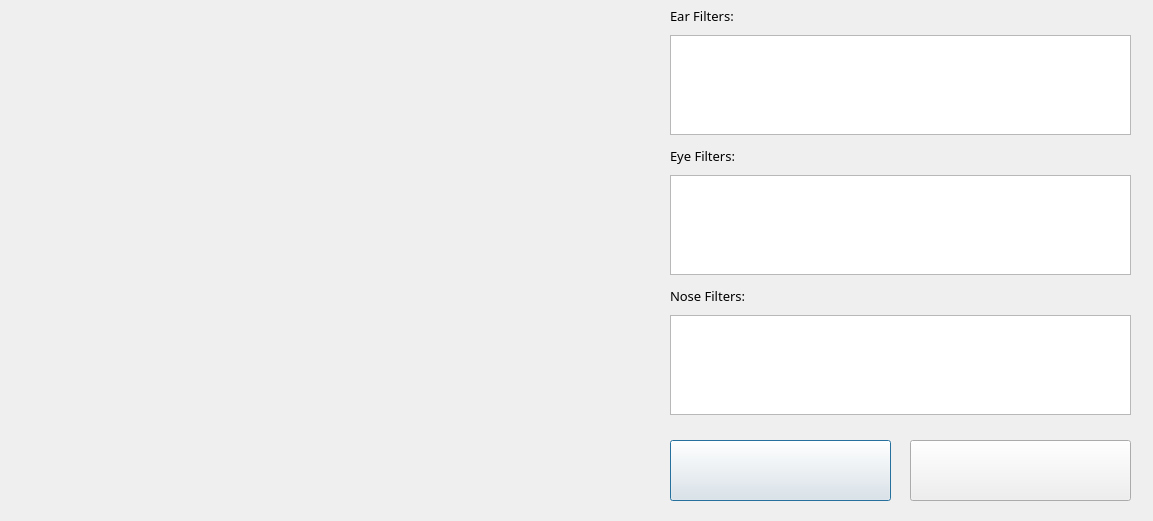
Above: final.ui from thwfhk/CV-facial-filters before the change. Below: the same form after it.
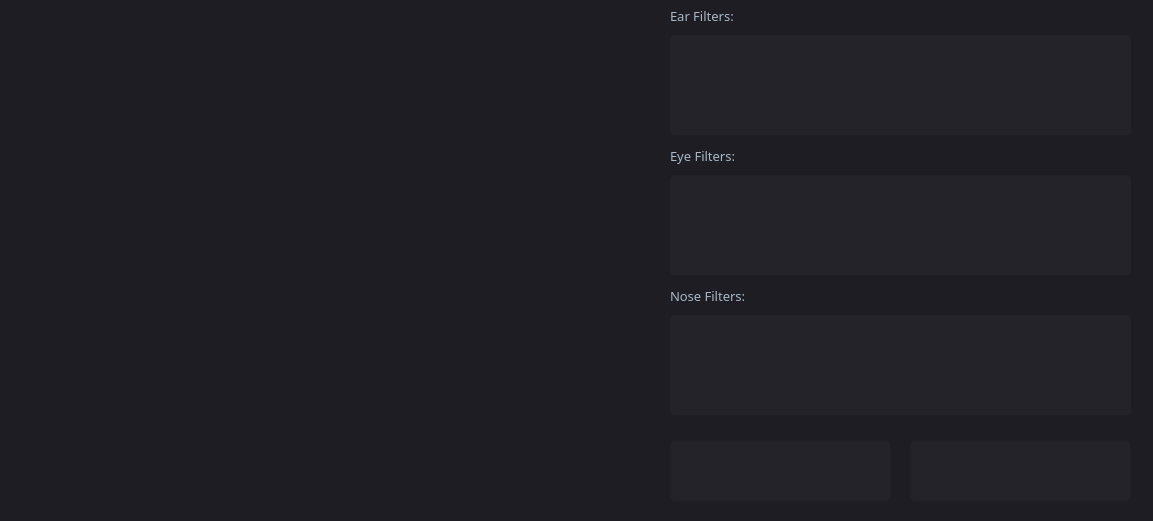
That is the form after the change. Icons and pictures are not drawn.

Diff of the .ui file:
```diff
--- a/final.ui
+++ b/final.ui
@@ -22,6 +22,413 @@
   <property name="windowTitle">
    <string>Pyxie</string>
   </property>
+  <property name="styleSheet">
+   <string notr="true">QMainWindow {
+	background-color:#1e1d23;
+}
+QWidget{
+	outline: none;
+}
+QListWidget {
+	background-color:#24232a;
+	border-color: #47596b;
+	border-radius: 5px;
+}
+QDialog {
+	background-color:#1e1d23;
+}
+QColorDialog {
+	background-color:#1e1d23;
+}
+QTextEdit {
+	background-color:#1e1d23;
+	color: #a9b7c6;
+}
+QPlainTextEdit {
+	selection-background-color:#007b50;
+	background-color:#1e1d23;
+	border-style: solid;
+	border-top-color: transparent;
+	border-right-color: transparent;
+	border-left-color: transparent;
+	border-bottom-color: transparent;
+	border-width: 1px;
+	color: #a9b7c6;
+}
+QPushButton{
+	border-radius: 5px;
+	border-style: solid;
+	border-top-color: transparent;
+	border-right-color: transparent;
+	border-left-color: transparent;
+	border-bottom-color: transparent;
+	border-width: 1px;
+	border-style: solid;
+	color: #1e1d23;
+	padding: 2px;
+	background-color: #24232a;
+}
+QPushButton::default{
+	border-style: inset;
+	border-top-color: transparent;
+	border-right-color: transparent;
+	border-left-color: transparent;
+	border-bottom-color: #04b97f;
+	border-width: 1px;
+	color: #a9b7c6;
+	padding: 2px;
+	background-color: #1e1d23;
+}
+QToolButton {
+	border-style: solid;
+	border-top-color: transparent;
+	border-right-color: transparent;
+	border-left-color: transparent;
+	border-bottom-color: #04b97f;
+	border-bottom-width: 1px;
+	border-style: solid;
+	color: #a9b7c6;
+	padding: 2px;
+	background-color: #1e1d23;
+}
+QToolButton:hover{
+	border-style: solid;
+	border-top-color: transparent;
+	border-right-color: transparent;
+	border-left-color: transparent;
+	border-bottom-color: #37efba;
+	border-bottom-width: 2px;
+	border-style: solid;
+	color: #FFFFFF;
+	padding-bottom: 1px;
+	background-color: #1e1d23;
+}
+QPushButton:hover{
+	border-style: solid;
+	border-top-color: transparent;
+	border-right-color: transparent;
+	border-left-color: transparent;
+	border-bottom-color: #37efba;
+	border-bottom-width: 1px;
+	border-style: solid;
+	color: #FFFFFF;
+	padding-bottom: 2px;
+	background-color: #3c3a46;
+}
+QPushButton:pressed{
+	border-style: solid;
+	border-top-color: transparent;
+	border-right-color: transparent;
+	border-left-color: transparent;
+	border-bottom-color: #37efba;
+	border-bottom-width: 2px;
+	border-style: solid;
+	color: #37efba;
+	padding-bottom: 1px;
+	background-color: #302e38;
+}
+QListWidget::item:hover
+{
+	border-width: 1px;
+	border-radius: 2px;
+	background-color: #3c3a46;
+}
+QListWidget::item:selected
+{
+	border-width: 1px;
+	border-radius: 2px;
+	background-color: #37efba;
+}
+QPushButton:disabled{
+	border-style: solid;
+	border-top-color: transparent;
+	border-right-color: transparent;
+	border-left-color: transparent;
+	border-bottom-color: #808086;
+	border-bottom-width: 2px;
+	border-style: solid;
+	color: #808086;
+	padding-bottom: 1px;
+	background-color: #1e1d23;
+}
+QLineEdit {
+	border-width: 1px; border-radius: 4px;
+	border-color: rgb(58, 58, 58);
+	border-style: inset;
+	padding: 0 8px;
+	color: #a9b7c6;
+	background:#1e1d23;
+	selection-background-color:#007b50;
+	selection-color: #FFFFFF;
+}
+QLabel {
+	background-color:transparent;
+	color: #a9b7c6;
+}
+QLCDNumber {
+	color: #37e6b4;
+}
+QProgressBar {
+	text-align: center;
+	color: rgb(240, 240, 240);
+	border-width: 1px; 
+	border-radius: 10px;
+	border-color: rgb(58, 58, 58);
+	border-style: inset;
+	background-color:#1e1d23;
+}
+QProgressBar::chunk {
+	background-color: #04b97f;
+	border-radius: 5px;
+}
+QMenuBar {
+	background-color: #1e1d23;
+}
+QMenuBar::item {
+	color: #a9b7c6;
+  	spacing: 3px;
+  	padding: 1px 4px;
+  	background: #1e1d23;
+}
+
+QMenuBar::item:selected {
+  	background:#1e1d23;
+	color: #FFFFFF;
+}
+QMenu::item:selected {
+	border-style: solid;
+	border-top-color: transparent;
+	border-right-color: transparent;
+	border-left-color: #04b97f;
+	border-bottom-color: transparent;
+	border-left-width: 2px;
+	color: #FFFFFF;
+	padding-left:15px;
+	padding-top:4px;
+	padding-bottom:4px;
+	padding-right:7px;
+	background-color: #1e1d23;
+}
+QMenu::item {
+	border-style: solid;
+	border-top-color: transparent;
+	border-right-color: transparent;
+	border-left-color: transparent;
+	border-bottom-color: transparent;
+	border-bottom-width: 1px;
+	border-style: solid;
+	color: #a9b7c6;
+	padding-left:17px;
+	padding-top:4px;
+	padding-bottom:4px;
+	padding-right:7px;
+	background-color: #1e1d23;
+}
+QMenu{
+	background-color:#1e1d23;
+}
+QTabWidget {
+	color:rgb(0,0,0);
+	background-color:#1e1d23;
+}
+QTabWidget::pane {
+		border-color: rgb(77,77,77);
+		background-color:#1e1d23;
+		border-style: solid;
+		border-width: 1px;
+    	border-radius: 6px;
+}
+QTabBar::tab {
+	border-style: solid;
+	border-top-color: transparent;
+	border-right-color: transparent;
+	border-left-color: transparent;
+	border-bottom-color: transparent;
+	border-bottom-width: 1px;
+	border-style: solid;
+	color: #808086;
+	padding: 3px;
+	margin-left:3px;
+	background-color: #1e1d23;
+}
+QTabBar::tab:selected, QTabBar::tab:last:selected, QTabBar::tab:hover {
+  	border-style: solid;
+	border-top-color: transparent;
+	border-right-color: transparent;
+	border-left-color: transparent;
+	border-bottom-color: #04b97f;
+	border-bottom-width: 2px;
+	border-style: solid;
+	color: #FFFFFF;
+	padding-left: 3px;
+	padding-bottom: 2px;
+	margin-left:3px;
+	background-color: #1e1d23;
+}
+
+QCheckBox {
+	color: #a9b7c6;
+	padding: 2px;
+}
+QCheckBox:disabled {
+	color: #808086;
+	padding: 2px;
+}
+
+QCheckBox:hover {
+	border-radius:4px;
+	border-style:solid;
+	padding-left: 1px;
+	padding-right: 1px;
+	padding-bottom: 1px;
+	padding-top: 1px;
+	border-width:1px;
+	border-color: rgb(87, 97, 106);
+	background-color:#1e1d23;
+}
+QCheckBox::indicator:checked {
+
+	height: 10px;
+	width: 10px;
+	border-style:solid;
+	border-width: 1px;
+	border-color: #04b97f;
+	color: #a9b7c6;
+	background-color: #04b97f;
+}
+QCheckBox::indicator:unchecked {
+
+	height: 10px;
+	width: 10px;
+	border-style:solid;
+	border-width: 1px;
+	border-color: #04b97f;
+	color: #a9b7c6;
+	background-color: transparent;
+}
+QRadioButton {
+	color: #a9b7c6;
+	background-color: #1e1d23;
+	padding: 1px;
+}
+QRadioButton::indicator:checked {
+	height: 10px;
+	width: 10px;
+	border-style:solid;
+	border-radius:5px;
+	border-width: 1px;
+	border-color: #04b97f;
+	color: #a9b7c6;
+	background-color: #04b97f;
+}
+QRadioButton::indicator:!checked {
+	height: 10px;
+	width: 10px;
+	border-style:solid;
+	border-radius:5px;
+	border-width: 1px;
+	border-color: #04b97f;
+	color: #a9b7c6;
+	background-color: transparent;
+}
+QStatusBar {
+	color:#027f7f;
+}
+QSpinBox {
+	color: #a9b7c6;	
+	background-color: #1e1d23;
+}
+QDoubleSpinBox {
+	color: #a9b7c6;	
+	background-color: #1e1d23;
+}
+QTimeEdit {
+	color: #a9b7c6;	
+	background-color: #1e1d23;
+}
+QDateTimeEdit {
+	color: #a9b7c6;	
+	background-color: #1e1d23;
+}
+QDateEdit {
+	color: #a9b7c6;	
+	background-color: #1e1d23;
+}
+QComboBox {
+	color: #a9b7c6;	
+	background: #1e1d23;
+}
+QComboBox:editable {
+	background: #1e1d23;
+	color: #a9b7c6;
+	selection-background-color: #1e1d23;
+}
+QComboBox QAbstractItemView {
+	color: #a9b7c6;	
+	background: #1e1d23;
+	selection-color: #FFFFFF;
+	selection-background-color: #1e1d23;
+}
+QComboBox:!editable:on, QComboBox::drop-down:editable:on {
+	color: #a9b7c6;	
+	background: #1e1d23;
+}
+QFontComboBox {
+	color: #a9b7c6;	
+	background-color: #1e1d23;
+}
+QToolBox {
+	color: #a9b7c6;
+	background-color: #1e1d23;
+}
+QToolBox::tab {
+	color: #a9b7c6;
+	background-color: #1e1d23;
+}
+QToolBox::tab:selected {
+	color: #FFFFFF;
+	background-color: #1e1d23;
+}
+QScrollArea {
+	color: #FFFFFF;
+	background-color: #1e1d23;
+}
+QSlider::groove:horizontal {
+	height: 5px;
+	background: #04b97f;
+}
+QSlider::groove:vertical {
+	width: 5px;
+	background: #04b97f;
+}
+QSlider::handle:horizontal {
+	background: qlineargradient(x1:0, y1:0, x2:1, y2:1, stop:0 #b4b4b4, stop:1 #8f8f8f);
+	border: 1px solid #5c5c5c;
+	width: 14px;
+	margin: -5px 0;
+	border-radius: 7px;
+}
+QSlider::handle:vertical {
+	background: qlineargradient(x1:1, y1:1, x2:0, y2:0, stop:0 #b4b4b4, stop:1 #8f8f8f);
+	border: 1px solid #5c5c5c;
+	height: 14px;
+	margin: 0 -5px;
+	border-radius: 7px;
+}
+QSlider::add-page:horizontal {
+    background: white;
+}
+QSlider::add-page:vertical {
+    background: white;
+}
+QSlider::sub-page:horizontal {
+    background: #04b97f;
+}
+QSlider::sub-page:vertical {
+    background: #04b97f;
+}
+</string>
+  </property>
   <widget class="QListWidget" name="eyeFilters">
    <property name="geometry">
     <rect>
@@ -31,6 +438,9 @@
      <height>100</height>
     </rect>
    </property>
+   <property name="focusPolicy">
+    <enum>Qt::NoFocus</enum>
+   </property>
    <property name="selectionMode">
     <enum>QAbstractItemView::SingleSelection</enum>
    </property>
@@ -66,7 +476,7 @@
     <bool>true</bool>
    </property>
    <property name="autoFillBackground">
-    <bool>true</bool>
+    <bool>false</bool>
    </property>
    <property name="text">
     <string/>
@@ -90,6 +500,9 @@
      <pointsize>12</pointsize>
     </font>
    </property>
+   <property name="focusPolicy">
+    <enum>Qt::NoFocus</enum>
+   </property>
    <property name="text">
     <string/>
    </property>
@@ -109,6 +522,9 @@
      <height>100</height>
     </rect>
    </property>
+   <property name="focusPolicy">
+    <enum>Qt::NoFocus</enum>
+   </property>
    <property name="selectionMode">
     <enum>QAbstractItemView::SingleSelection</enum>
    </property>
@@ -140,6 +556,9 @@
      <height>100</height>
     </rect>
    </property>
+   <property name="focusPolicy">
+    <enum>Qt::NoFocus</enum>
+   </property>
    <property name="selectionMode">
     <enum>QAbstractItemView::SingleSelection</enum>
    </property>
@@ -234,6 +653,9 @@
      <pointsize>12</pointsize>
     </font>
    </property>
+   <property name="focusPolicy">
+    <enum>Qt::NoFocus</enum>
+   </property>
    <property name="text">
     <string/>
    </property>
```
